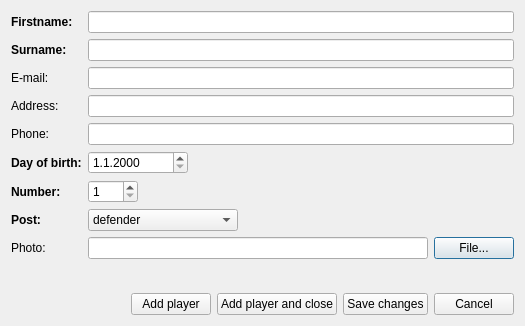
Old version of the form src/ui/addplayerdlg.ui in the repository mige/Floco.
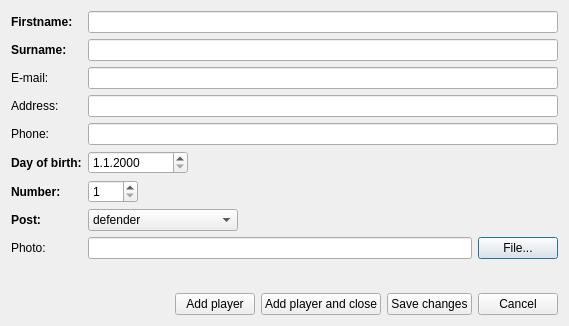
New version of the form. Icons and pictures are not drawn.

```diff
--- a/src/ui/addplayerdlg.ui
+++ b/src/ui/addplayerdlg.ui
@@ -6,7 +6,7 @@
    <rect>
     <x>0</x>
     <y>0</y>
-    <width>525</width>
+    <width>569</width>
     <height>326</height>
    </rect>
   </property>
@@ -255,12 +255,6 @@
         <iconset resource="../resources.qrc">
          <normaloff>:/icons/icons/add-22.png</normaloff>:/icons/icons/add-22.png</iconset>
        </property>
-       <property name="iconSize">
-        <size>
-         <width>22</width>
-         <height>22</height>
-        </size>
-       </property>
       </widget>
      </item>
      <item>
@@ -272,12 +266,6 @@
         <iconset resource="../resources.qrc">
          <normaloff>:/icons/icons/add-22.png</normaloff>:/icons/icons/add-22.png</iconset>
        </property>
-       <property name="iconSize">
-        <size>
-         <width>22</width>
-         <height>22</height>
-        </size>
-       </property>
       </widget>
      </item>
      <item>
@@ -289,12 +277,6 @@
         <iconset resource="../resources.qrc">
          <normaloff>:/icons/icons/save-22.png</normaloff>:/icons/icons/save-22.png</iconset>
        </property>
-       <property name="iconSize">
-        <size>
-         <width>22</width>
-         <height>22</height>
-        </size>
-       </property>
       </widget>
      </item>
      <item>
@@ -306,12 +288,6 @@
         <iconset resource="../resources.qrc">
          <normaloff>:/icons/icons/cancel-22.png</normaloff>:/icons/icons/cancel-22.png</iconset>
        </property>
-       <property name="iconSize">
-        <size>
-         <width>22</width>
-         <height>22</height>
-        </size>
-       </property>
       </widget>
      </item>
     </layout>
```
